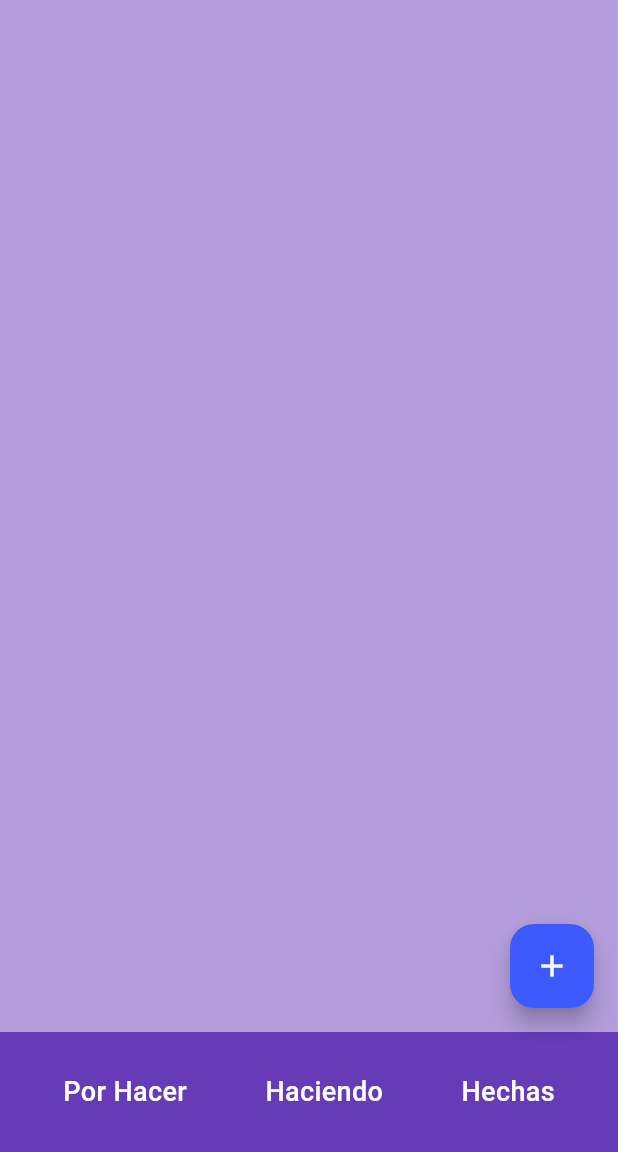
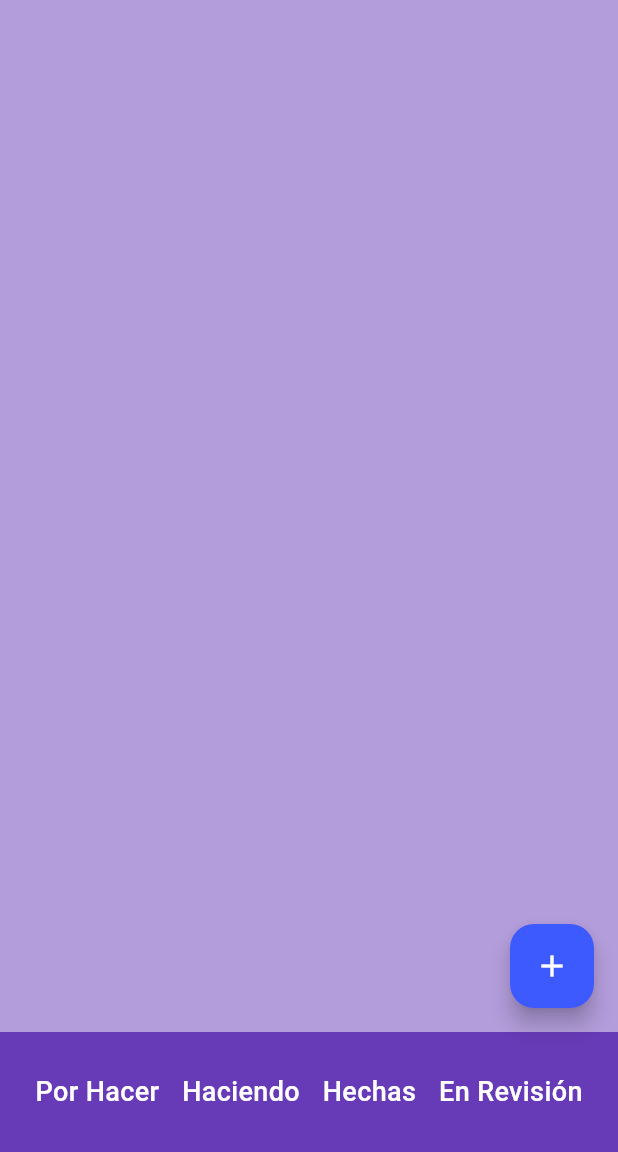
Before and after one commit to carlos0896/todo_app, a Flutter app: the screen it shows after launch, on a phone screen of 412 x 824 dp, the part 84-1236 px from its top. Run offline on Flutter 3.47's test engine with Material 3 defaults, Android fonts, the phone set to English and light mode, and no system bars.

Commit message:
Se agrega nueva seccion en home_bottom_appbar.dart

```diff
--- a/lib/widgets/home_bottom_appbar.dart
+++ b/lib/widgets/home_bottom_appbar.dart
@@ -33,6 +33,12 @@ class HomeBottomAppbar extends StatelessWidget {
               log('Tap en hechas');
             },
           ),
+          HomeButtonText(
+            title: 'En Revisión',
+            onTap: () {
+              log('Tap en En Revisión');
+            },
+          ),
         ],
       ),
     );
```
